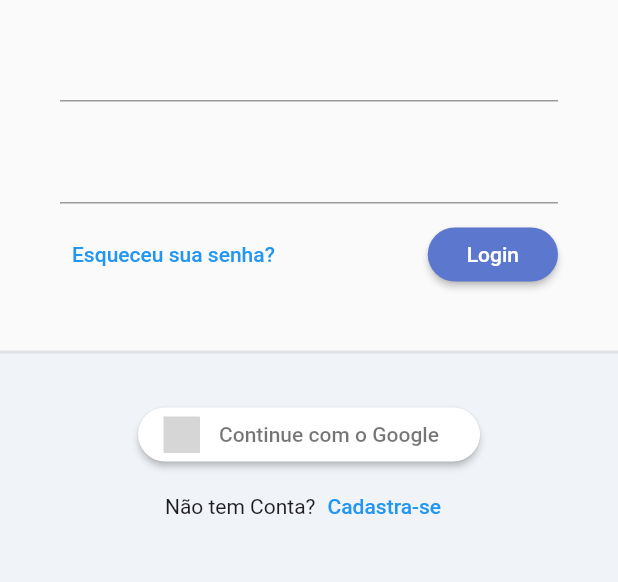
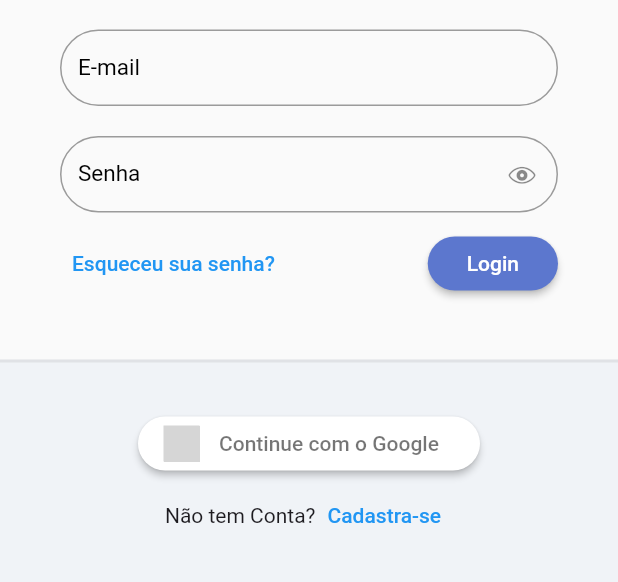
Before and after one commit to GaGuarGo/todo-list-modular, a Flutter app: the screen it shows after launch, on a phone screen of 412 x 824 dp, the part 350-932 px from its top. Run offline on Flutter 3.47's test engine with Material 3 defaults, Android fonts, the phone set to English and light mode, and no system bars; our stand-ins replace flutter_signin_button, google_fonts, sqflite, synchronized; accounts and stored records are empty; Roboto replaces fonts that are missing (Mandali); grey boxes are pictures that could not be loaded.

Commit message:
Customizando o TextFormField

```diff
--- /dev/null
+++ b/lib/app/core/widget/todo_list_field.dart
@@ -0,0 +1,61 @@
+import 'package:flutter/cupertino.dart';
+import 'package:flutter/material.dart';
+
+class TodoListField extends StatelessWidget {
+  final String label;
+
+  final IconButton? suffixIconButton;
+  final Icon? suffixIcon;
+  final bool obscureText;
+  final ValueNotifier<bool> obscureTextVN;
+  final TextEditingController? controller;
+  final FormFieldValidator<String>? validator;
+
+  TodoListField({
+    super.key,
+    required this.label,
+    this.obscureText = false,
+    this.suffixIconButton,
+    this.suffixIcon,
+    this.controller,
+    this.validator,
+  })  : assert(obscureText == true ? suffixIconButton == null : true,
+            'obscureText não poede ser enviado em conjunto com o suffixIconButton'),
+        obscureTextVN = ValueNotifier(obscureText);
+
+  @override
+  Widget build(BuildContext context) {
+    return ValueListenableBuilder<bool>(
+      valueListenable: obscureTextVN,
+      builder: (_, obscureTextValue, child) {
+        return TextFormField(
+          controller: controller,
+          validator: validator,
+          decoration: InputDecoration(
+            labelText: label,
+            labelStyle: const TextStyle(fontSize: 15, color: Colors.black),
+            border: OutlineInputBorder(
+              borderRadius: BorderRadius.circular(30),
+            ),
+            errorBorder: OutlineInputBorder(
+                borderRadius: BorderRadius.circular(30),
+                borderSide: const BorderSide(color: Colors.red)),
+            isDense: true,
+            suffixIcon: suffixIcon ??
+                (obscureText == true
+                    ? IconButton(
+                        onPressed: () {
+                          obscureTextVN.value = !obscureTextValue;
+                        },
+                        icon: Icon(obscureTextValue
+                            ? CupertinoIcons.eye
+                            : CupertinoIcons.eye_slash),
+                      )
+                    : null),
+          ),
+          obscureText: obscureTextValue,
+        );
+      },
+    );
+  }
+}
--- a/lib/app/modules/auth/login/login_page.dart
+++ b/lib/app/modules/auth/login/login_page.dart
@@ -1,6 +1,7 @@
 import 'package:flutter/material.dart';
 import 'package:flutter_signin_button/button_list.dart';
 import 'package:flutter_signin_button/button_view.dart';
+import 'package:todo_list_modular/app/core/widget/todo_list_field.dart';
 import 'package:todo_list_modular/app/core/widget/todo_list_logo.dart';
 
 class LoginPage extends StatelessWidget {
@@ -31,9 +32,14 @@ class LoginPage extends StatelessWidget {
                       child: Form(
                         child: Column(
                           children: [
-                            TextFormField(),
+                            TodoListField(
+                              label: 'E-mail',
+                            ),
                             const SizedBox(height: 20),
-                            TextFormField(),
+                            TodoListField(
+                              label: 'Senha',
+                              obscureText: true,
+                            ),
                             const SizedBox(height: 10),
                             Row(
                               mainAxisAlignment: MainAxisAlignment.spaceBetween,
@@ -79,7 +85,7 @@ class LoginPage extends StatelessWidget {
                               text: 'Continue com o Google',
                               padding: const EdgeInsets.all(4),
                               shape: OutlineInputBorder(
-                                borderSide: BorderSide.none,
+                                  borderSide: BorderSide.none,
                                   borderRadius: BorderRadius.circular(30)),
                               onPressed: () {},
                             ),
@@ -87,7 +93,10 @@ class LoginPage extends StatelessWidget {
                               mainAxisAlignment: MainAxisAlignment.center,
                               children: [
                                 const Text("Não tem Conta?"),
-                                TextButton(onPressed: () {}, child: const Text('Cadastra-se'),)
+                                TextButton(
+                                  onPressed: () {},
+                                  child: const Text('Cadastra-se'),
+                                )
                               ],
                             ),
                           ],
```
